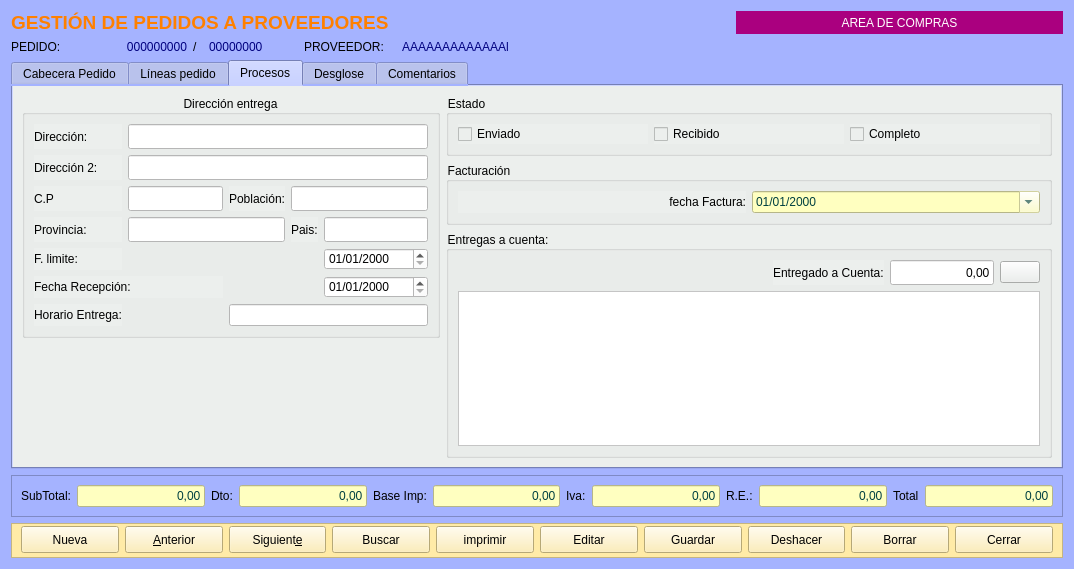
Old version of the form Zona_Compras/frmpedidosproveedor.ui in the repository arcnexus/RedFoX.
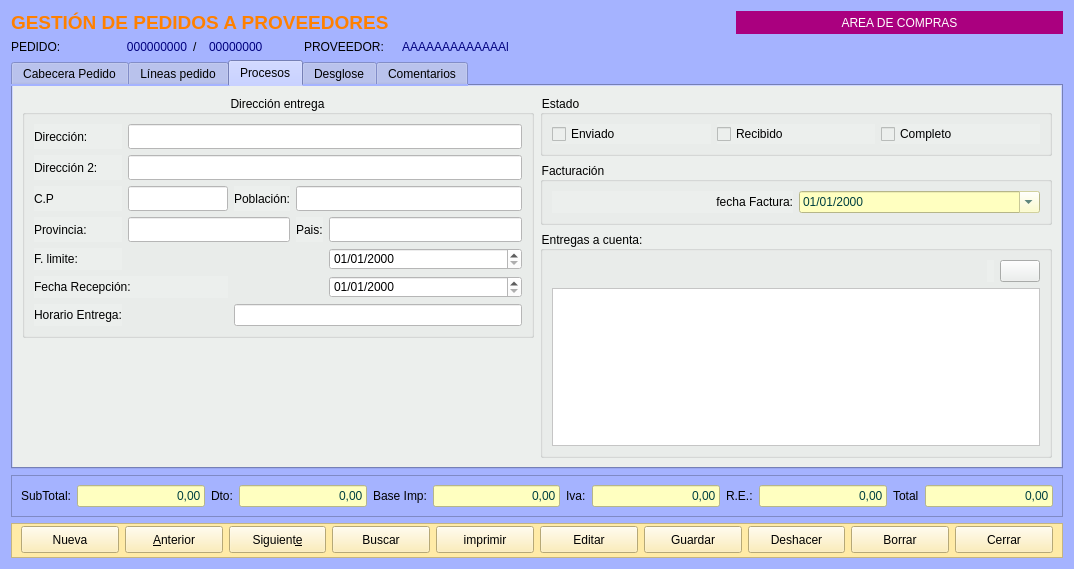
New version of the form. The open tabs and pages were chosen to show the change. Icons and pictures are not drawn.

Commit message: Entregas a cuenta proveedores y estadistica mensual clientes

The edit to the form file:
```diff
--- a/Zona_Compras/frmpedidosproveedor.ui
+++ b/Zona_Compras/frmpedidosproveedor.ui
@@ -1010,37 +1010,12 @@
             <item>
              <widget class="QLabel" name="label_20">
               <property name="text">
-               <string>Entregado a Cuenta:</string>
+               <string/>
               </property>
              </widget>
             </item>
             <item>
-             <widget class="QLineEdit" name="txtrACuenta">
-              <property name="minimumSize">
-               <size>
-                <width>0</width>
-                <height>25</height>
-               </size>
-              </property>
-              <property name="maximumSize">
-               <size>
-                <width>120</width>
-                <height>16777215</height>
-               </size>
-              </property>
-              <property name="styleSheet">
-               <string notr="true">background-color: rgb(255, 255, 255);</string>
-              </property>
-              <property name="text">
-               <string>0,00</string>
-              </property>
-              <property name="alignment">
-               <set>Qt::AlignRight|Qt::AlignTrailing|Qt::AlignVCenter</set>
-              </property>
-             </widget>
-            </item>
-            <item>
-             <widget class="QPushButton" name="pushButton">
+             <widget class="QPushButton" name="btnAnadirEntregas">
               <property name="icon">
                <iconset resource="../maya.qrc">
                 <normaloff>:/Icons/PNG/add.png</normaloff>:/Icons/PNG/add.png</iconset>
```
Left out of the diff: 4 changed lines with no effect on the pictures. The commit also changes 18 other files.
